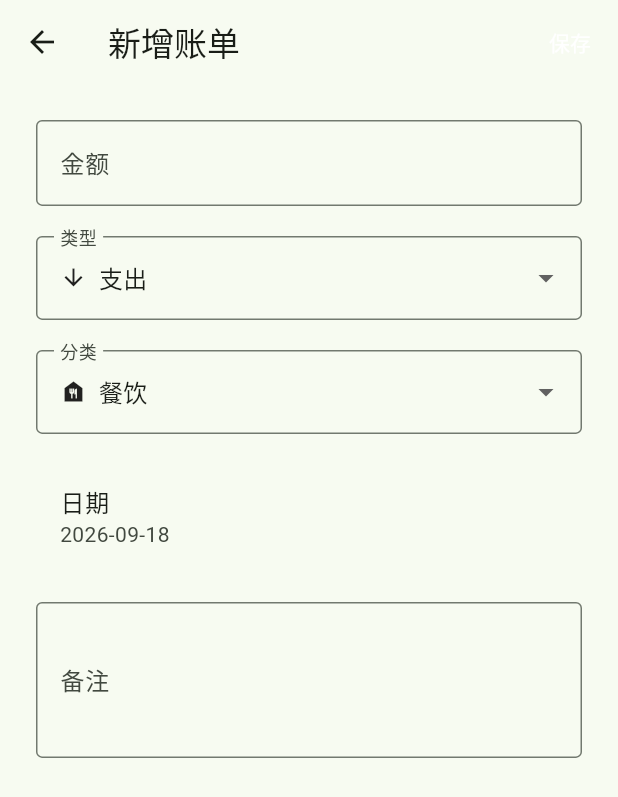
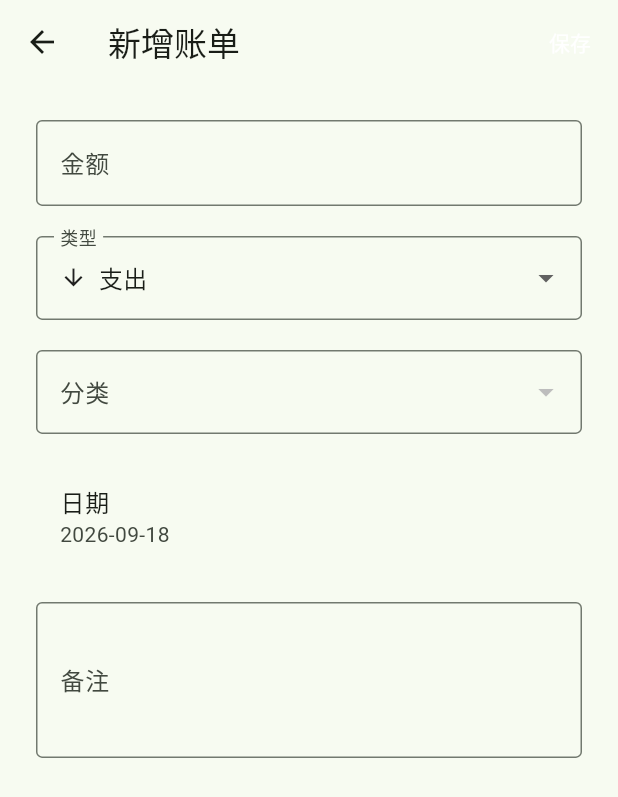
Before and after one commit to jinchao-wang/remember_app, a Flutter app: the AddEditScreen screen opened directly, on a phone screen of 412 x 824 dp. Shown: the top 797 px of the screen. Run offline on Flutter 3.47's test engine with Material 3 defaults, Android fonts, the phone set to English and light mode, and no system bars; our stand-ins replace csv, file_picker, fl_chart, sqflite; accounts and stored records are empty.

Commit message:
fix: resolve flutter analyze errors

```diff
--- a/lib/main.dart
+++ b/lib/main.dart
@@ -1,16 +1,10 @@
 import 'package:flutter/material.dart';
-import 'package:intl/intl.dart';
 import 'package:intl/date_symbol_data_local.dart';
 import 'package:remember_app/screens/home_screen.dart';
-import 'package:remember_app/services/payment_service.dart';
-import 'package:remember_app/services/notification_listener.dart';
 
 void main() async {
   WidgetsFlutterBinding.ensureInitialized();
   await initializeDateFormatting('zh_CN', null);
-  PaymentNotificationListener.paymentStream.listen((event) {
-    PaymentService.instance.handleEvent(event);
-  });
   runApp(const RememberApp());
 }
 
--- a/lib/models/enums.dart
+++ b/lib/models/enums.dart
@@ -18,36 +18,10 @@ extension TransactionTypeExtension on TransactionType {
         TransactionType.income => Icons.arrow_upward,
         TransactionType.expense => Icons.arrow_downward,
       };
-
-  static TransactionType fromValue(String? value) =>
-      switch (value) {
-        'income' => TransactionType.income,
-        _ => TransactionType.expense,
-      };
 }
 
-/// 默认分类与图标
-class Categories {
-  static const List<Map<String, IconData>> all = [
-    {'餐饮': Icons.food_bank},
-    {'交通': Icons.directions_bus},
-    {'购物': Icons.shopping_cart},
-    {'日用': Icons.home},
-    {'娱乐': Icons.movie},
-    {'医疗': Icons.medical_services},
-    {'教育': Icons.school},
-    {'旅行': Icons.airplanemode_active},
-    {'转账': Icons.account_balance_wallet},
-    {'其他': Icons.category},
-  ];
-
-  static List<String> names() => all.map((e) => e.keys.first).toList();
-  static IconData iconOf(String name) =>
-      all.firstWhere((e) => e.keys.first == name, orElse: () => {'其他': Icons.category}).values.first;
-}
-
-/// 货币单位
-class Currency {
-  static const symbol = '¥';
-  static const name = '人民币';
-}
+TransactionType parseTransactionType(String? value) =>
+    switch (value) {
+      'income' => TransactionType.income,
+      _ => TransactionType.expense,
+    };
--- a/lib/screens/add_edit_screen.dart
+++ b/lib/screens/add_edit_screen.dart
@@ -44,6 +44,7 @@ class _AddEditScreenState extends State<AddEditScreen> {
   Future<void> _save() async {
     final amount = double.tryParse(_amountController.text);
     if (amount == null || amount <= 0) {
+      if (!mounted) return;
       ScaffoldMessenger.of(context).showSnackBar(
         const SnackBar(content: Text('请输入有效的金额（大于0）')),
       );
@@ -79,7 +80,7 @@ class _AddEditScreenState extends State<AddEditScreen> {
     }
 
     AppState.instance.bump();
-    Navigator.pop(context);
+    if (mounted) Navigator.pop(context);
   }
 
   @override
--- a/lib/screens/stats_screen.dart
+++ b/lib/screens/stats_screen.dart
@@ -1,8 +1,6 @@
 import 'package:flutter/material.dart';
-import 'package:intl/intl.dart';
 import 'package:fl_chart/fl_chart.dart';
 import '../models/transaction.dart';
-import '../models/enums.dart';
 import '../services/app_state.dart';
 import '../services/database.dart';
 
```
Also changed, not shown: lib/screens/settings_screen.dart (+21 -17 lines), lib/screens/transaction_list_screen.dart (+9 -5 lines).
